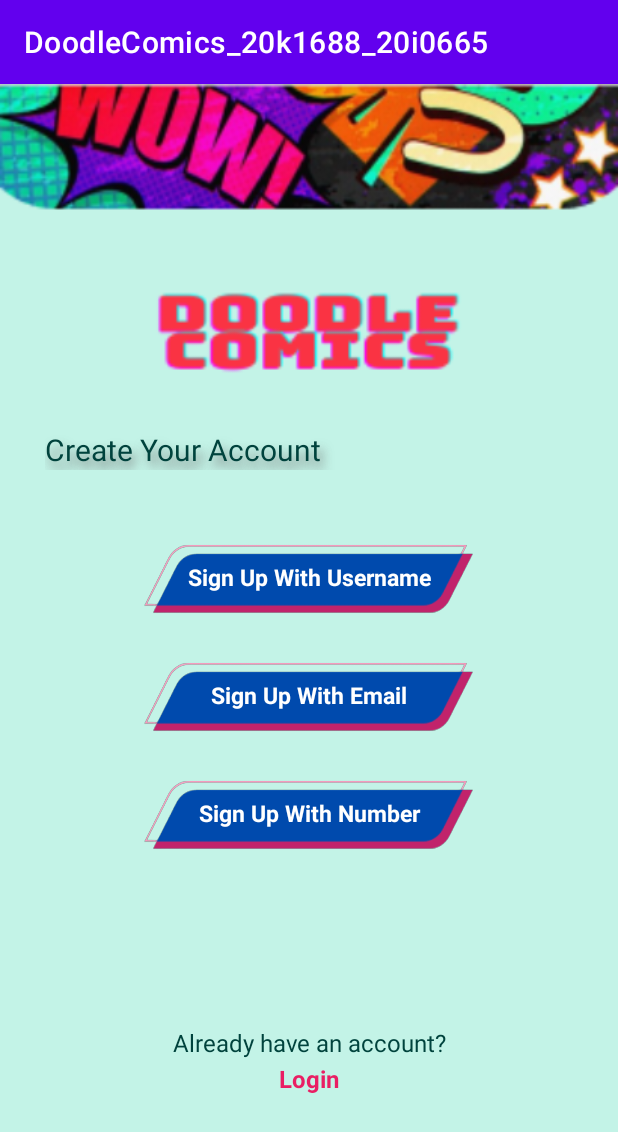
After one commit to ainathecool/Doodle-Comics, an Android app: the CreateYourAccount screen opened directly, with no data from a screen before it, on a phone screen of 412 x 824 dp. The commit adds this screen. Shown: the top 1132 px of the screen. Run offline under Robolectric (Android 15) with nearby library versions, the phone set to English and light mode, and no system bars.

Commit message:
create your account activity

```diff
--- a/app/src/main/AndroidManifest.xml
+++ b/app/src/main/AndroidManifest.xml
@@ -13,12 +13,16 @@
         android:theme="@style/Theme.DoodleComics_20k1688_20i0665"
         tools:targetApi="31">
         <activity
+            android:name=".CreateYourAccount"
+            android:exported="false" />
+        <activity
             android:name=".SplashScreen_01"
-            android:exported="true" >
-        <intent-filter>
-            <action android:name="android.intent.action.MAIN" />
-            <category android:name="android.intent.category.LAUNCHER" />
-        </intent-filter>
+            android:exported="true">
+            <intent-filter>
+                <action android:name="android.intent.action.MAIN" />
+
+                <category android:name="android.intent.category.LAUNCHER" />
+            </intent-filter>
         </activity>
     </application>
 
--- /dev/null
+++ b/app/src/main/java/com/project/doodlecomics_20k1688_20i0665/CreateYourAccount.java
@@ -0,0 +1,14 @@
+package com.project.doodlecomics_20k1688_20i0665;
+
+import androidx.appcompat.app.AppCompatActivity;
+
+import android.os.Bundle;
+
+public class CreateYourAccount extends AppCompatActivity {
+
+    @Override
+    protected void onCreate(Bundle savedInstanceState) {
+        super.onCreate(savedInstanceState);
+        setContentView(R.layout.activity_create_your_account);
+    }
+}
--- /dev/null
+++ b/app/src/main/res/layout/activity_create_your_account.xml
@@ -0,0 +1,83 @@
+<?xml version="1.0" encoding="utf-8"?>
+<LinearLayout xmlns:android="http://schemas.android.com/apk/res/android"
+    xmlns:app="http://schemas.android.com/apk/res-auto"
+    xmlns:tools="http://schemas.android.com/tools"
+    android:layout_width="match_parent"
+    android:layout_height="match_parent"
+    android:orientation="vertical"
+    android:background="@drawable/registrationbg"
+    tools:context=".CreateYourAccount">
+
+    <TextView
+        android:layout_width="match_parent"
+        android:layout_height="wrap_content"
+        android:text="@string/create_your_account"
+        android:textSize="20sp"
+        android:textColor="#00433D"
+        android:shadowColor="#DF706F6F"
+        android:shadowDx="4"
+        android:shadowDy="8"
+        android:shadowRadius="8"
+        android:layout_marginTop="230dp"
+        android:layout_marginStart="30dp"
+        android:layout_gravity="start"/>
+
+    <TextView
+        android:id="@+id/signupWithUsername"
+        android:layout_width="220dp"
+        android:layout_height="63dp"
+        android:layout_gravity="center"
+        android:layout_marginTop="40dp"
+        android:text="@string/sign_up_with_username"
+        android:textSize="15sp"
+        android:gravity="center"
+        android:textColor="@color/white"
+        android:textStyle="bold"
+        android:background="@drawable/pink_blue_button" />
+    <TextView
+        android:id="@+id/signupWithEmail"
+        android:layout_width="220dp"
+        android:layout_height="63dp"
+        android:layout_gravity="center"
+        android:layout_marginTop="15dp"
+        android:text="@string/sign_up_with_email"
+        android:textSize="15sp"
+        android:gravity="center"
+        android:textColor="@color/white"
+        android:textStyle="bold"
+        android:background="@drawable/pink_blue_button" />
+    <TextView
+        android:id="@+id/signupWithNumber"
+        android:layout_width="220dp"
+        android:layout_height="63dp"
+        android:layout_gravity="center"
+        android:layout_marginTop="15dp"
+        android:text="@string/sign_up_with_number"
+        android:textSize="15sp"
+        android:gravity="center"
+        android:textColor="@color/white"
+        android:textStyle="bold"
+        android:background="@drawable/pink_blue_button" />
+    <TextView
+        android:layout_width="match_parent"
+        android:layout_height="wrap_content"
+        android:layout_marginTop="110dp"
+        android:text="@string/already_have_an_account"
+        android:textSize="16sp"
+        android:textColor="#00433D"
+        android:shadowRadius="8"
+        android:gravity="center"/>
+    <TextView
+        android:id="@+id/loginScreen"
+        android:layout_width="match_parent"
+        android:layout_height="wrap_content"
+        android:layout_marginTop="2dp"
+        android:text="@string/login"
+        android:textStyle="bold"
+        android:textSize="16sp"
+        android:textColor="#E91E63"
+        android:shadowRadius="8"
+        android:gravity="center"/>
+
+
+</LinearLayout>
--- a/app/src/main/res/values/strings.xml
+++ b/app/src/main/res/values/strings.xml
@@ -1,3 +1,9 @@
 <resources>
     <string name="app_name">DoodleComics_20k1688_20i0665</string>
+    <string name="create_your_account">Create Your Account</string>
+    <string name="sign_up_with_username">Sign Up With Username</string>
+    <string name="sign_up_with_email">Sign Up With Email</string>
+    <string name="sign_up_with_number">Sign Up With Number</string>
+    <string name="already_have_an_account">Already have an account?</string>
+    <string name="login">Login</string>
 </resources>
```
